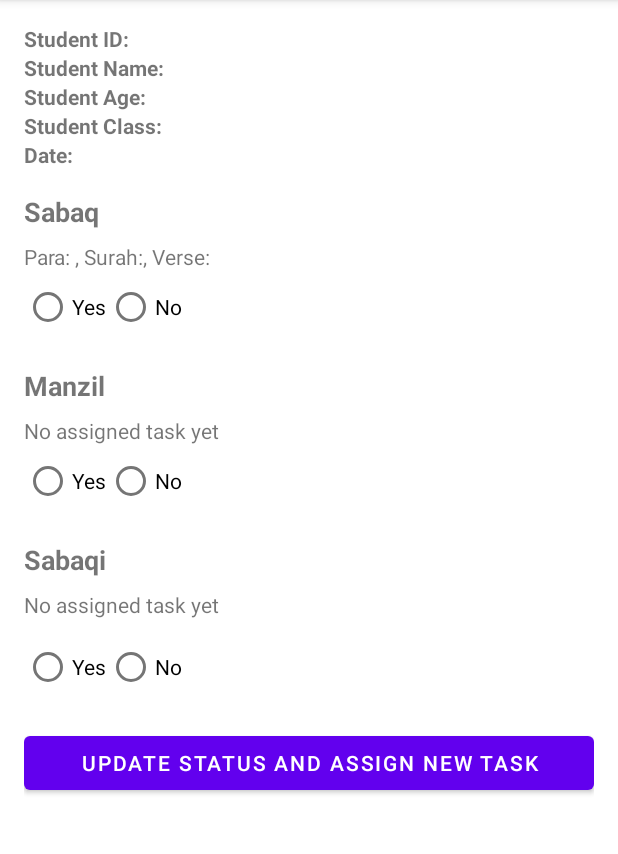
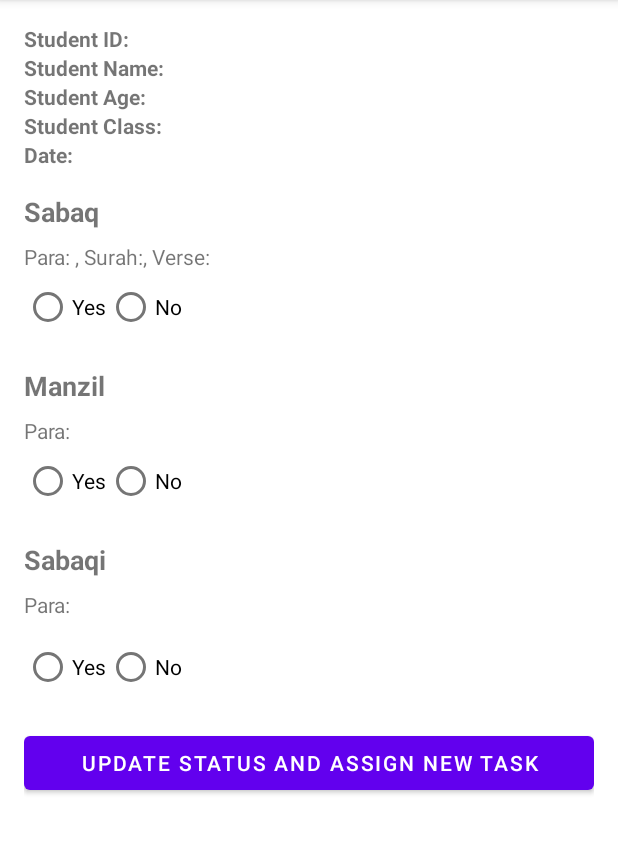
Before and after one commit to WajeehaHashmi27/Hifzstudentsapp, an Android app: the CheckAssignTaskActivity screen opened directly, with no data from a screen before it, on a phone screen of 412 x 824 dp, the part 84-938 px from its top. Run offline under Robolectric (Android 15) with nearby library versions, the phone set to English and light mode, and no system bars.

Commit message:
Next commit

```diff
--- a/app/src/main/java/com/example/hifzstudentsapp/AssignTask.java
+++ b/app/src/main/java/com/example/hifzstudentsapp/AssignTask.java
@@ -119,6 +119,7 @@ public class AssignTask extends AppCompatActivity {
                 } else {
                     Toast.makeText(AssignTask.this, "Failed to assign task.", Toast.LENGTH_SHORT).show();
                 }
+                finish();
             }
         });
     }
--- a/app/src/main/java/com/example/hifzstudentsapp/CheckAssignTaskActivity.java
+++ b/app/src/main/java/com/example/hifzstudentsapp/CheckAssignTaskActivity.java
@@ -103,8 +103,8 @@ public class CheckAssignTaskActivity extends AppCompatActivity {
 
             // Set the corresponding task values to the TextView elements
             textViewSabaqTask.setText("Para: "+lastTask.getSabaqPara()+", Surah:"+lastTask.getSabaqSurah()+", Verse: "+lastTask.getSabaqVerse());
-            //textViewManzilTask.setText(lastTask.getManzilPara());
-           // textViewSabaqiTask.setText(lastTask.getSabaqiPara());
+            textViewManzilTask.setText("Para: "+lastTask.getManzilPara());
+            textViewSabaqiTask.setText("Para: "+lastTask.getSabaqiPara());
 
             buttonUpdateAssignTask.setOnClickListener(new View.OnClickListener() {
                 @Override
--- a/app/src/main/java/com/example/hifzstudentsapp/DatabaseHelper.java
+++ b/app/src/main/java/com/example/hifzstudentsapp/DatabaseHelper.java
@@ -241,7 +241,7 @@ public class DatabaseHelper extends SQLiteOpenHelper {
             return -1;
         }
 
-        if (Integer.parseInt(sabaqiPara) != Integer.parseInt(sabaqiPara) - 1) {
+        if (Integer.parseInt(sabaqiPara) != Integer.parseInt(sabaqPara) - 1) {
             Toast.makeText(context, "Sabaqi para number should be one less than sabaq para number", Toast.LENGTH_SHORT).show();
             return -1;
         }
```
